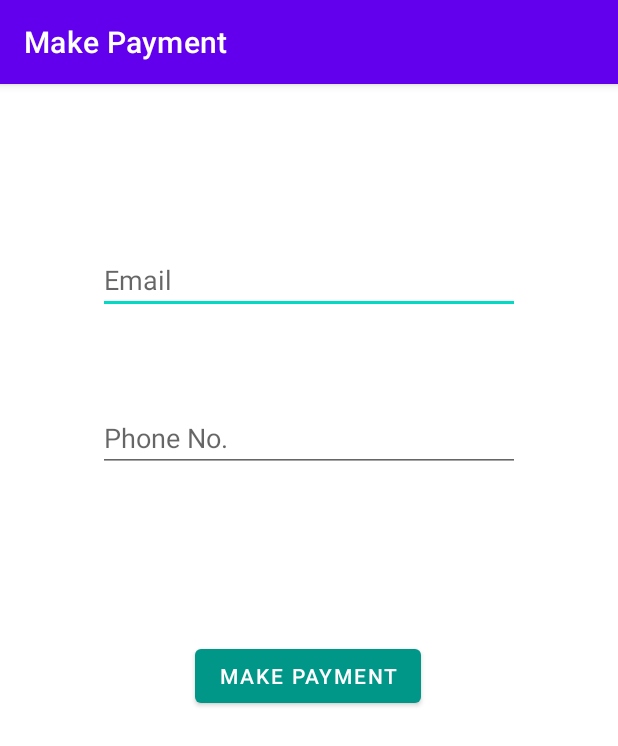
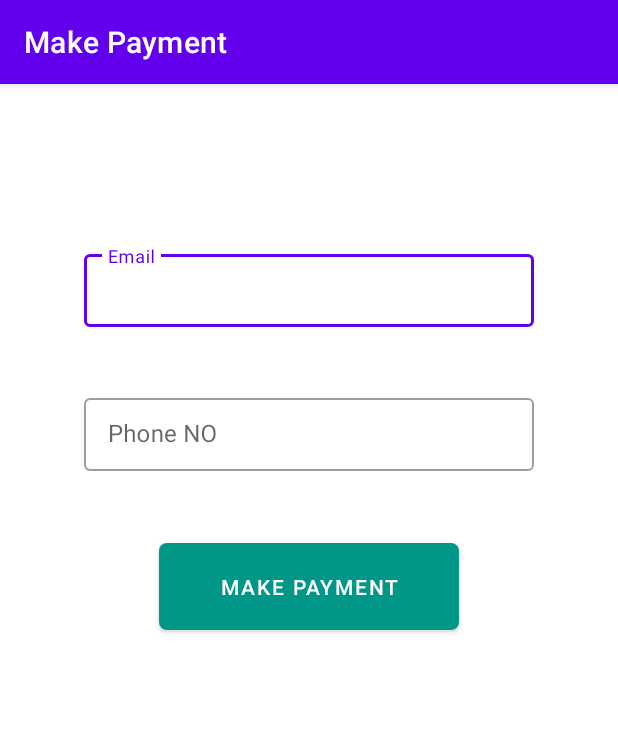
Before and after one commit to SpotRoundProject/Main, an Android app: the PaymentActivity screen opened directly, with no data from a screen before it, on a phone screen of 412 x 824 dp. Shown: the top 746 px of the screen. Run offline under Robolectric (Android 15) with nearby library versions, the phone set to English and light mode, and no system bars; our stand-ins replace Firebase (no records; nobody signed in at launch, a user with empty details on screens opened directly); libraries missing offline, so code that uses them is left out: com.razorpay; 2 statements that could not run were skipped.

Commit message:
Payment process

```diff
--- a/app/src/main/java/com/example/spotround/PaymentActivity.java
+++ b/app/src/main/java/com/example/spotround/PaymentActivity.java
@@ -7,33 +7,40 @@ import android.content.Intent;
 import android.os.Bundle;
 import android.util.Log;
 import android.view.View;
-import android.widget.Button;
-import android.widget.EditText;
 import android.widget.Toast;
 
+import com.example.spotround.databinding.ActivityPaymentBinding;
+import com.example.spotround.modle.Application;
+import com.google.firebase.auth.FirebaseAuth;
 import com.razorpay.Checkout;
 import com.razorpay.PaymentResultListener;
 
 import org.json.JSONObject;
 
 public class PaymentActivity extends AppCompatActivity implements PaymentResultListener {
-    EditText pymtemail;
-    EditText pymtphone;
-    Button makepymtbtn;
-    String paymentemail,paymentphone;
+    ActivityPaymentBinding binding;
+    String paymentEmail, paymentPhoneNo;
+    Application application;
+
     @Override
     protected void onCreate(Bundle savedInstanceState) {
         super.onCreate(savedInstanceState);
-        setContentView(R.layout.activity_payment);
+        binding = ActivityPaymentBinding.inflate(getLayoutInflater());
+        setContentView(binding.getRoot());
+
         Checkout.preload(getApplicationContext());
-        pymtemail=findViewById(R.id.RegisterActivityEmail);
-        pymtphone=findViewById(R.id.RegisterActivityPassword);
-        makepymtbtn=findViewById(R.id.StartActivitybtnLogin);
-        makepymtbtn.setOnClickListener(new View.OnClickListener() {
+
+        application = (Application) getIntent().getSerializableExtra("Application");
+        FirebaseAuth auth = FirebaseAuth.getInstance();
+
+        binding.Email.setText(auth.getCurrentUser().getEmail());
+        binding.phoneNo.setText(application.getPhoneNo());
+
+        binding.makePayment.setOnClickListener(new View.OnClickListener() {
             @Override
             public void onClick(View v) {
-                paymentemail=pymtemail.getText().toString().trim();
-                paymentphone=pymtphone.getText().toString().trim();
+                paymentEmail = binding.Email.getText().toString();
+                paymentPhoneNo = binding.phoneNo.getText().toString();
                 makePayment();
             }
         });
@@ -57,8 +64,8 @@ public class PaymentActivity extends AppCompatActivity implements PaymentResultL
             options.put("theme.color", "#3399cc");
             options.put("currency", "INR");
             options.put("amount", "50000");//pass amount in currency subunits
-            options.put("prefill.email", paymentemail);
-            options.put("prefill.contact",paymentphone);
+            options.put("prefill.email", paymentEmail);
+            options.put("prefill.contact", paymentPhoneNo);
             JSONObject retryObj = new JSONObject();
             retryObj.put("enabled", true);
             retryObj.put("max_count", 4);
@@ -75,6 +82,11 @@ public class PaymentActivity extends AppCompatActivity implements PaymentResultL
     public void onPaymentSuccess(String s) {
         Toast.makeText(this, "Payment Successful & Payment ID is "+s, Toast.LENGTH_SHORT).show();
         //startActivity(new Intent(getApplicationContext(),InsideStudentlogin.class));
+        //send email
+        application.setPayment(true);
+        Intent intent = new Intent(PaymentActivity.this, SetPreference.class);
+        intent.putExtra("Application", application);
+        startActivity(intent);
         finish();
     }
 
--- a/app/src/main/java/com/example/spotround/modle/Application.java
+++ b/app/src/main/java/com/example/spotround/modle/Application.java
@@ -1,6 +1,8 @@
 package com.example.spotround.modle;
 
-public class Application {
+import java.io.Serializable;
+
+public class Application implements Serializable {
     private String name, applicationId, rank, phoneNo;
     private boolean payment, selfDec, clgSeat;
 
--- a/app/src/main/res/layout/activity_payment.xml
+++ b/app/src/main/res/layout/activity_payment.xml
@@ -6,50 +6,63 @@
     android:layout_height="match_parent"
     tools:context=".PaymentActivity">
 
-    <EditText
-        android:id="@+id/RegisterActivityEmail"
-        android:layout_width="281dp"
+
+    <com.google.android.material.textfield.TextInputLayout
+        android:id="@+id/textInputLayout"
+        style="@style/Widget.MaterialComponents.TextInputLayout.OutlinedBox.Dense"
+        android:layout_width="wrap_content"
         android:layout_height="wrap_content"
         android:layout_alignParentTop="true"
         android:layout_alignParentEnd="true"
         android:layout_alignParentRight="true"
         android:layout_marginTop="108dp"
         android:hint="Email"
-        android:inputType="textEmailAddress"
+        app:layout_constraintEnd_toEndOf="parent"
+        app:layout_constraintStart_toStartOf="parent"
+        app:layout_constraintTop_toTopOf="parent">
+
+        <com.google.android.material.textfield.TextInputEditText
+            android:id="@+id/Email"
+            android:layout_width="300dp"
+            android:layout_height="match_parent"
+            android:inputType="textEmailAddress" />
+
+    </com.google.android.material.textfield.TextInputLayout>
+
+    <com.google.android.material.textfield.TextInputLayout
+        style="@style/Widget.MaterialComponents.TextInputLayout.OutlinedBox.Dense"
+        android:layout_width="wrap_content"
+        android:layout_height="wrap_content"
+        android:layout_alignParentEnd="true"
+        android:layout_alignParentRight="true"
+        android:hint="Phone NO"
+        app:layout_constraintBottom_toTopOf="@+id/makePayment"
+        app:layout_constraintEnd_toEndOf="parent"
+        app:layout_constraintStart_toStartOf="parent"
+        app:layout_constraintTop_toBottomOf="@+id/textInputLayout">
+
+        <com.google.android.material.textfield.TextInputEditText
+            android:id="@+id/phoneNo"
+            android:layout_width="300dp"
+            android:layout_height="match_parent"
+            android:layout_gravity="center"
+            android:inputType="textPersonName" />
+
+    </com.google.android.material.textfield.TextInputLayout>
+
+    <Button
+        android:id="@+id/makePayment"
+        android:layout_width="200dp"
+        android:layout_height="70dp"
+        android:layout_alignParentEnd="true"
+        android:layout_alignParentRight="true"
+        android:layout_marginTop="300dp"
+        android:text="Make Payment"
+        app:backgroundTint="#009688"
+        app:cornerRadius="5dp"
         app:layout_constraintEnd_toEndOf="parent"
         app:layout_constraintStart_toStartOf="parent"
         app:layout_constraintTop_toTopOf="parent" />
 
-    <EditText
-        android:id="@+id/RegisterActivityPassword"
-        android:layout_width="281dp"
-        android:layout_height="wrap_content"
-        android:layout_below="@+id/RegisterActivityEmail"
-        android:layout_alignParentEnd="true"
-        android:layout_alignParentRight="true"
-        android:layout_marginTop="60dp"
-        android:hint="Phone No. "
-        android:inputType="phone"
-        android:password="false"
-        android:phoneNumber="true"
-        app:layout_constraintEnd_toEndOf="parent"
-        app:layout_constraintStart_toStartOf="parent"
-        app:layout_constraintTop_toBottomOf="@+id/RegisterActivityEmail" />
-
-    <Button
-        android:id="@+id/StartActivitybtnLogin"
-        android:layout_width="wrap_content"
-        android:layout_height="wrap_content"
-        android:layout_below="@id/RegisterActivityPassword"
-        android:layout_alignParentEnd="true"
-        android:layout_alignParentRight="true"
-        android:layout_marginTop="112dp"
-        android:text="Make Payment"
-        app:backgroundTint="#009688"
-        app:layout_constraintEnd_toEndOf="parent"
-        app:layout_constraintHorizontal_bias="0.498"
-        app:layout_constraintStart_toStartOf="parent"
-        app:layout_constraintTop_toBottomOf="@+id/RegisterActivityPassword" />
-
 
 </androidx.constraintlayout.widget.ConstraintLayout>
--- a/app/src/main/res/layout/activity_start.xml
+++ b/app/src/main/res/layout/activity_start.xml
@@ -15,7 +15,7 @@
         android:id="@+id/StartActivitybtnRegister"
         android:layout_width="200dp"
         android:layout_height="55dp"
-        android:layout_above="@+id/StartActivitybtnLogin"
+        android:layout_above="@+id/makePayment"
         android:layout_marginTop="16dp"
         android:text="register"
         app:backgroundTint="#2481F3"
@@ -24,7 +24,7 @@
         app:layout_constraintTop_toBottomOf="@+id/imageView" />
 
     <Button
-        android:id="@+id/StartActivitybtnLogin"
+        android:id="@+id/makePayment"
         android:layout_width="200dp"
         android:layout_height="55dp"
         android:layout_marginTop="52dp"
```
Also changed, not shown: app/src/main/java/com/example/spotround/Apply.java (+27 -37 lines), app/src/main/java/com/example/spotround/MainActivity.java (+52 -2 lines).
